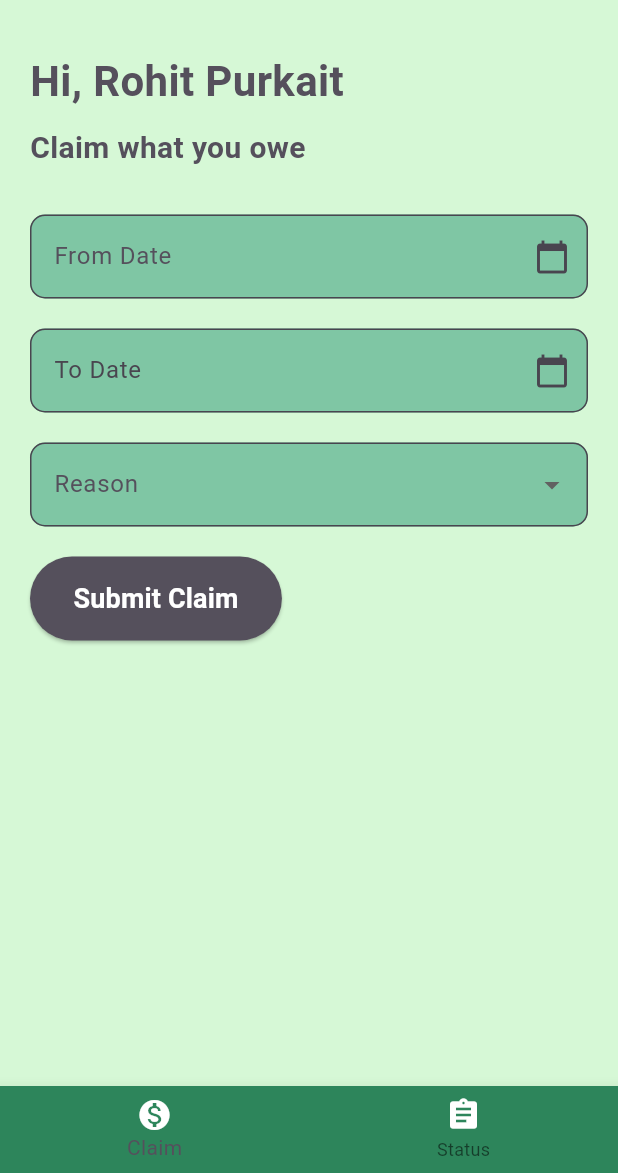
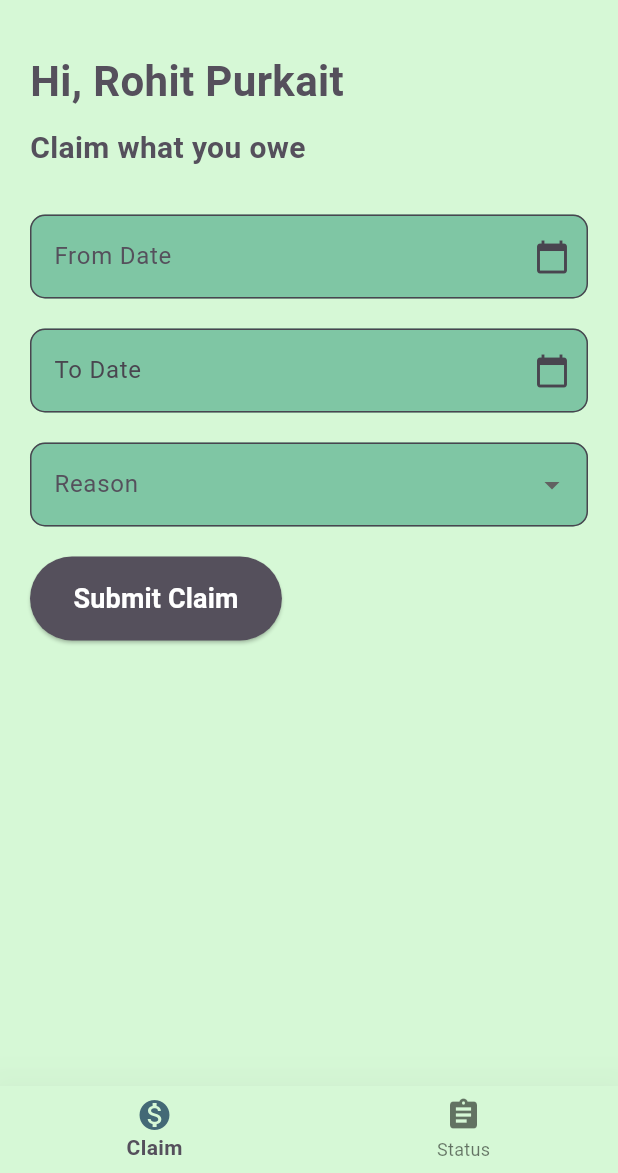
Before and after one commit to codeswithroh/FarmCast_APP, a Flutter app: the screen it shows after launch, on a phone screen of 412 x 824 dp, the part 63-1236 px from its top. Run offline on Flutter 3.47's test engine with Material 3 defaults, Android fonts, the phone set to English and light mode, and no system bars.

Commit message:
initial app ready

```diff
--- a/lib/claimForm.dart
+++ b/lib/claimForm.dart
@@ -1,3 +1,4 @@
+import 'package:farmcast_app/widgets/bottomNav.dart';
 import 'package:flutter/material.dart';
 import 'package:http/http.dart' as http;
 
@@ -21,6 +22,7 @@ class _ClaimFormState extends State<ClaimForm> {
   String _fromDate = '';
   String _toDate = '';
   String _selectedReason = '';
+  int selectedIndex = 0;
 
   TextEditingController _fromDateController = TextEditingController();
   TextEditingController _toDateController = TextEditingController();
@@ -214,6 +216,7 @@ class _ClaimFormState extends State<ClaimForm> {
           ),
         ],
       ),
+      bottomNavigationBar: BottomNav(selectedIndex: selectedIndex),
     );
   }
 
--- a/lib/main.dart
+++ b/lib/main.dart
@@ -1,5 +1,6 @@
 import 'package:farmcast_app/claimForm.dart';
 import 'package:farmcast_app/seeClaim.dart';
+import 'package:farmcast_app/widgets/bottomNav.dart';
 import 'package:flutter/material.dart';
 
 void main() {
@@ -22,21 +23,6 @@ class MainAppScreen extends StatefulWidget {
 }
 
 class _MainAppScreenState extends State<MainAppScreen> {
-  int _selectedTabIndex = 0;
-
-  void _onItemTapped(int index) {
-    setState(() {
-      _selectedTabIndex = index;
-    });
-
-    if (index == 1) {
-      Navigator.push(
-        context,
-        MaterialPageRoute(builder: (context) => SeeClaim()),
-      );
-    }
-  }
-
   @override
   Widget build(BuildContext context) {
     return Scaffold(
@@ -56,23 +42,7 @@ class _MainAppScreenState extends State<MainAppScreen> {
           ),
         ),
       ),
-      body: _selectedTabIndex == 0 ? ClaimForm() : SeeClaim(),
-      bottomNavigationBar: BottomNavigationBar(
-        backgroundColor: Color.fromARGB(255, 45, 133, 91),
-        items: const <BottomNavigationBarItem>[
-          BottomNavigationBarItem(
-            icon: Icon(Icons.monetization_on, color: Colors.white),
-            label: 'Claim',
-          ),
-          BottomNavigationBarItem(
-            icon: Icon(Icons.assignment, color: Colors.white),
-            label: 'Status',
-          ),
-        ],
-        currentIndex: _selectedTabIndex,
-        selectedItemColor: Color(0xFF55505C),
-        onTap: _onItemTapped,
-      ),
+      body: const ClaimForm(),
     );
   }
 }
--- /dev/null
+++ b/lib/widgets/bottomNav.dart
@@ -0,0 +1,62 @@
+import 'package:farmcast_app/claimForm.dart';
+import 'package:farmcast_app/seeClaim.dart';
+import 'package:flutter/material.dart';
+
+class BottomNav extends StatefulWidget {
+  int selectedIndex;
+
+  BottomNav({Key? key, required this.selectedIndex}) : super(key: key);
+
+  @override
+  State<BottomNav> createState() => _BottomNavState();
+}
+
+class _BottomNavState extends State<BottomNav> {
+  void onItemTapped(int index) {
+    setState(() {
+      widget.selectedIndex = index;
+    });
+
+    if (index == 0) {
+      Navigator.push(
+        context,
+        MaterialPageRoute(builder: (context) => ClaimForm()),
+      );
+    }
+
+    if (index == 1) {
+      Navigator.push(
+        context,
+        MaterialPageRoute(builder: (context) => SeeClaim()),
+      );
+    }
+  }
+
+  @override
+  Widget build(BuildContext context) {
+    return BottomNavigationBar(
+      backgroundColor: const Color(0xFFD6F8D6),
+      elevation: 30,
+      selectedLabelStyle: const TextStyle(
+        fontWeight: FontWeight.bold,
+      ),
+      selectedIconTheme: const IconThemeData(
+        color: Color(0xFF436976),
+      ),
+      showSelectedLabels: true,
+      items: const <BottomNavigationBarItem>[
+        BottomNavigationBarItem(
+          icon: Icon(Icons.monetization_on),
+          label: 'Claim',
+        ),
+        BottomNavigationBarItem(
+          icon: Icon(Icons.assignment),
+          label: 'Status',
+        ),
+      ],
+      currentIndex: widget.selectedIndex,
+      selectedItemColor: const Color(0xFF55505C),
+      onTap: onItemTapped,
+    );
+  }
+}
```
Also changed, not shown: lib/seeClaim.dart (+19 -4 lines).
